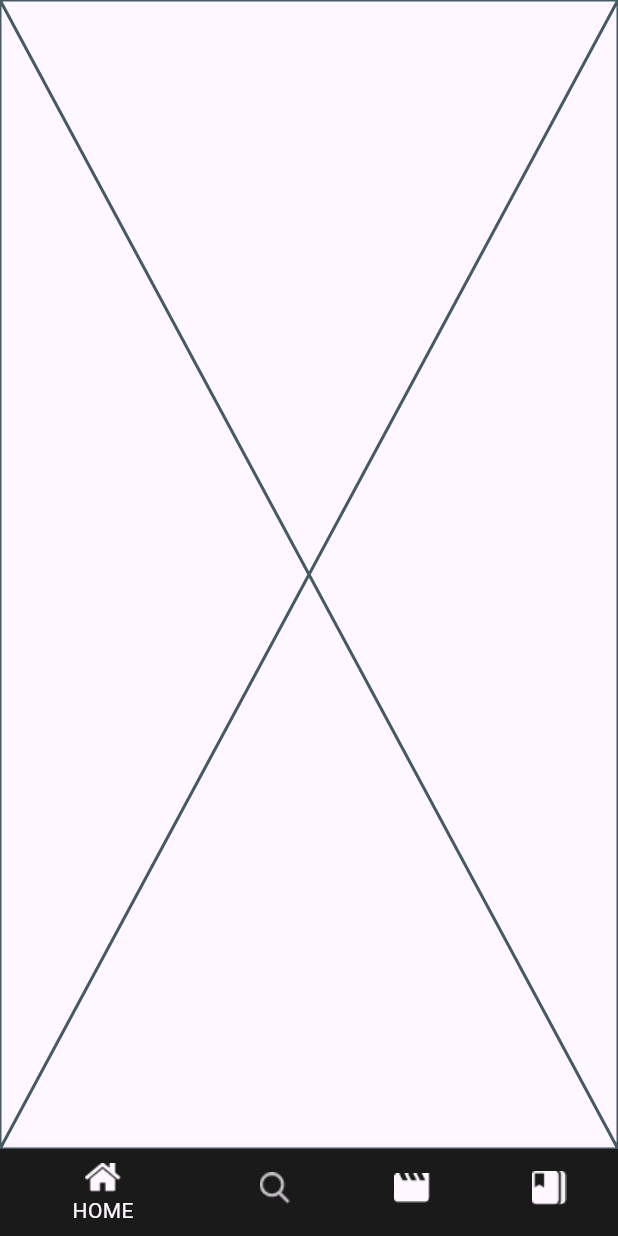
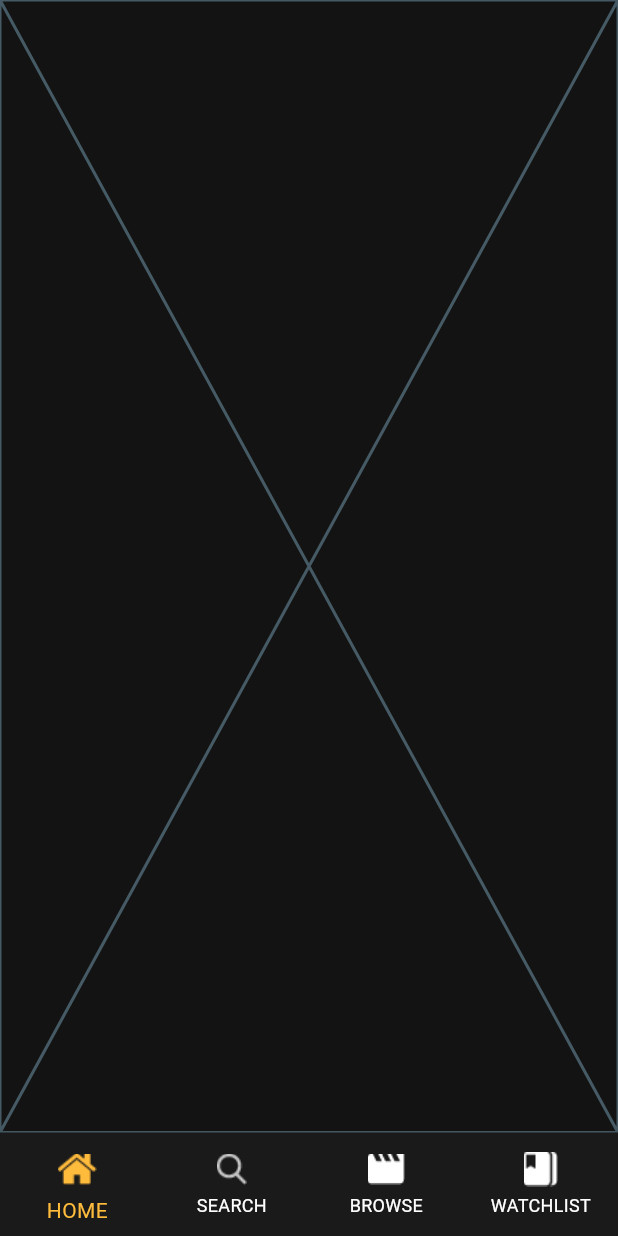
Before and after one commit to basmalahesham/movies_app, a Flutter app: the HomeLayout screen opened directly, on a phone screen of 412 x 824 dp. Run offline on Flutter 3.47's test engine with Material 3 defaults, Android fonts, the phone set to English and light mode, and no system bars.

Commit message:
create app_styles.dart

```diff
--- /dev/null
+++ b/lib/core/utils/app_styles.dart
@@ -0,0 +1,22 @@
+import 'package:flutter/material.dart';
+
+class MyThemeData {
+  static const Color primaryColor = Color.fromRGBO(18, 19, 18, 1.0);
+  static ThemeData defaultTheme = ThemeData(
+    scaffoldBackgroundColor: primaryColor,
+    bottomNavigationBarTheme: const BottomNavigationBarThemeData(
+      type: BottomNavigationBarType.fixed,
+      backgroundColor: Color.fromRGBO(26, 26, 26, 1.0),
+      unselectedItemColor: Colors.white,
+      selectedItemColor: Color.fromRGBO(255, 187, 59, 1.0),
+      selectedIconTheme: IconThemeData(
+        color: Color.fromRGBO(255, 187, 59, 1.0),
+        size: 35,
+      ),
+      unselectedIconTheme: IconThemeData(
+        color: Colors.white,
+        size: 25,
+      ),
+    ),
+  );
+}
```
Also changed, not shown: lib/main.dart (+8 -110 lines).
